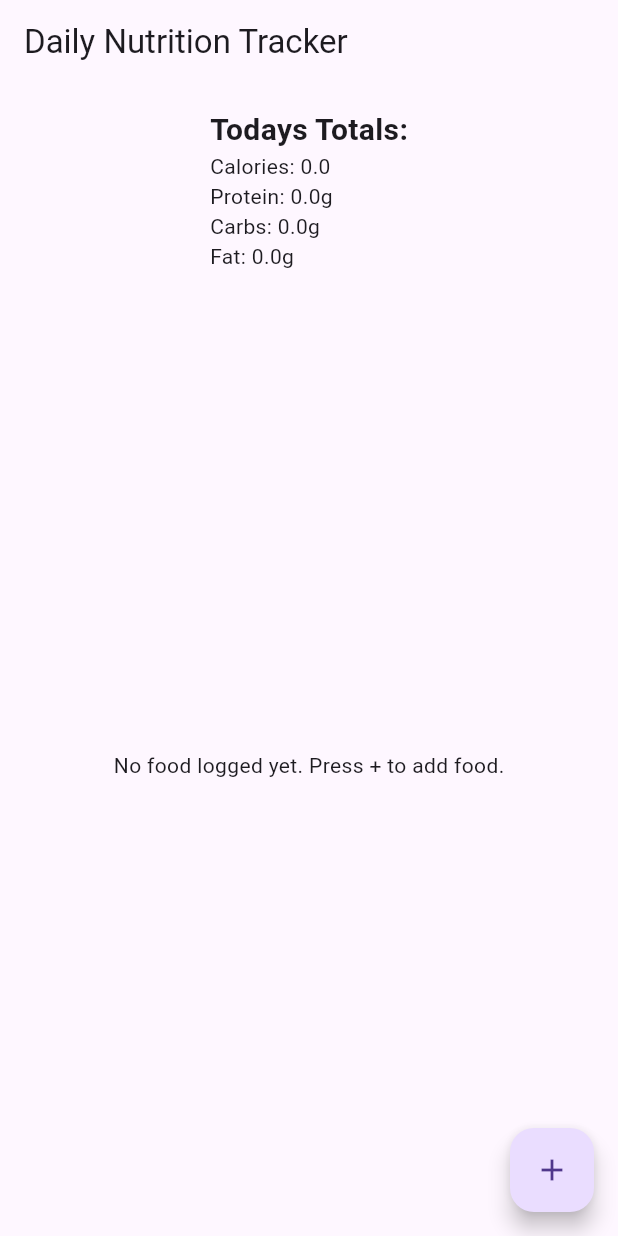
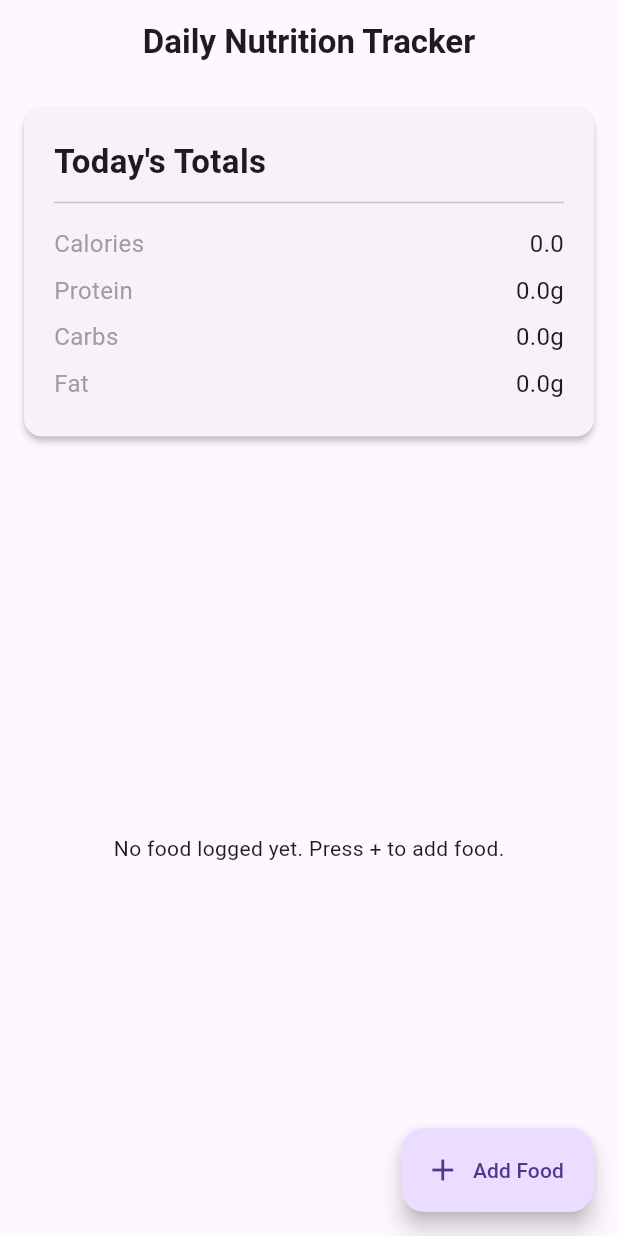
Before and after one commit to LoreleiP54/Daily-Food-Tracker, a Flutter app: the screen it shows after launch, on a phone screen of 412 x 824 dp. Run offline on Flutter 3.47's test engine with Material 3 defaults, Android fonts, the phone set to English and light mode, and no system bars.

Commit message:
home_screen ui changed, also .gitignore updated

```diff
--- a/lib/screens/home_screen.dart
+++ b/lib/screens/home_screen.dart
@@ -21,26 +21,40 @@ class _HomeScreenState extends State<HomeScreen> {
   @override
   Widget build(BuildContext context) {
     return Scaffold(
-      appBar: AppBar(title: Text("Daily Nutrition Tracker")),
+      appBar: AppBar(
+        title: const Text(
+          "Daily Nutrition Tracker",
+          style: TextStyle(fontWeight: FontWeight.bold),
+        ),
+        centerTitle: true,
+        elevation: 0,
+      ),
       body: Column(
         children: [
           // show the totals at the top of the screen
-          Padding(
-            padding: EdgeInsets.all(16.0),
+          Card(
+            elevation: 2,
+            margin: EdgeInsets.all(16.0),
+            child: Padding(
+              padding: EdgeInsets.all(20.0),
               child: Column(
                 crossAxisAlignment: CrossAxisAlignment.start,
                 children: [
                   Text(
-                  "Todays Totals:",
-                  style: TextStyle(fontSize: 20, fontWeight: FontWeight.bold),
+                    "Today's Totals",
+                    style: TextStyle(fontSize: 22, fontWeight: FontWeight.bold),
                   ),
-                Text("Calories: " + dailyLog.totalCalories.toString()),
-                Text("Protein: " + dailyLog.totalProtein.toString() + "g"),
-                Text("Carbs: " + dailyLog.totalCarbs.toString() + "g"),
-                Text("Fat: " + dailyLog.totalFat.toString() + "g"),
+                  const Divider(height: 24, thickness: 1),
+                  // Using a helper method or repetitive rows for clean alignment, at bottom of this file
+                  _buildStatRow("Calories", dailyLog.totalCalories.toString()),
+                  _buildStatRow("Protein", "${dailyLog.totalProtein}g"),
+                  _buildStatRow("Carbs", "${dailyLog.totalCarbs}g"),
+                  _buildStatRow("Fat", "${dailyLog.totalFat}g"),
                 ],
               ),
             ),
+          ),
+
           // list of all food items logged today
           Expanded(
             child: dailyLog.entries.isEmpty
@@ -73,10 +87,26 @@ class _HomeScreenState extends State<HomeScreen> {
                             dailyLog.removeEntry(index);
                           });
                         },
+                        child: Card(
+                          elevation: 1,
+                          margin: const EdgeInsets.symmetric(vertical: 4),
                           child: ListTile(
-                          title: Text(entry.foodItem.name),
-                          subtitle: Text(
-                            "Servings: " + entry.servings.toString(),
+                            contentPadding: const EdgeInsets.symmetric(
+                              horizontal: 16,
+                              vertical: 4,
+                            ),
+                            title: Text(
+                              entry.foodItem.name,
+                              style: const TextStyle(
+                                fontWeight: FontWeight.w600,
+                              ),
+                            ),
+                            subtitle: Text("Servings: ${entry.servings}"),
+                            // Visual cue: hints that there is more "to the right"
+                            trailing: Icon(
+                              Icons.chevron_left,
+                              color: Colors.grey[400],
+                            ),
                           ),
                         ),
                       );
@@ -86,9 +116,8 @@ class _HomeScreenState extends State<HomeScreen> {
         ],
       ),
       // button to go to the food library screen
-      floatingActionButton: FloatingActionButton(
+      floatingActionButton: FloatingActionButton.extended(
         onPressed: () async {
-          // wait for the user to come back, then refresh the totals
           await Navigator.push(
             context,
             MaterialPageRoute(
@@ -98,11 +127,24 @@ class _HomeScreenState extends State<HomeScreen> {
               ),
             ),
           );
-          // rebuild so the new totals and entries show up
           setState(() {});
         },
-        child: Icon(Icons.add),
+        label: const Text("Add Food"),
+        icon: const Icon(Icons.add),
       ),
     );
   }
 }
+
+Widget _buildStatRow(String label, String value) {
+  return Padding(
+    padding: const EdgeInsets.symmetric(vertical: 4.0),
+    child: Row(
+      mainAxisAlignment: MainAxisAlignment.spaceBetween,
+      children: [
+        Text(label, style: TextStyle(color: Colors.grey, fontSize: 16)),
+        Text(value, style: TextStyle(fontSize: 16)),
+      ],
+    ),
+  );
+}
```
Also changed, not shown: 1 other file. Lines whose indentation alone changed are shown as unchanged.
